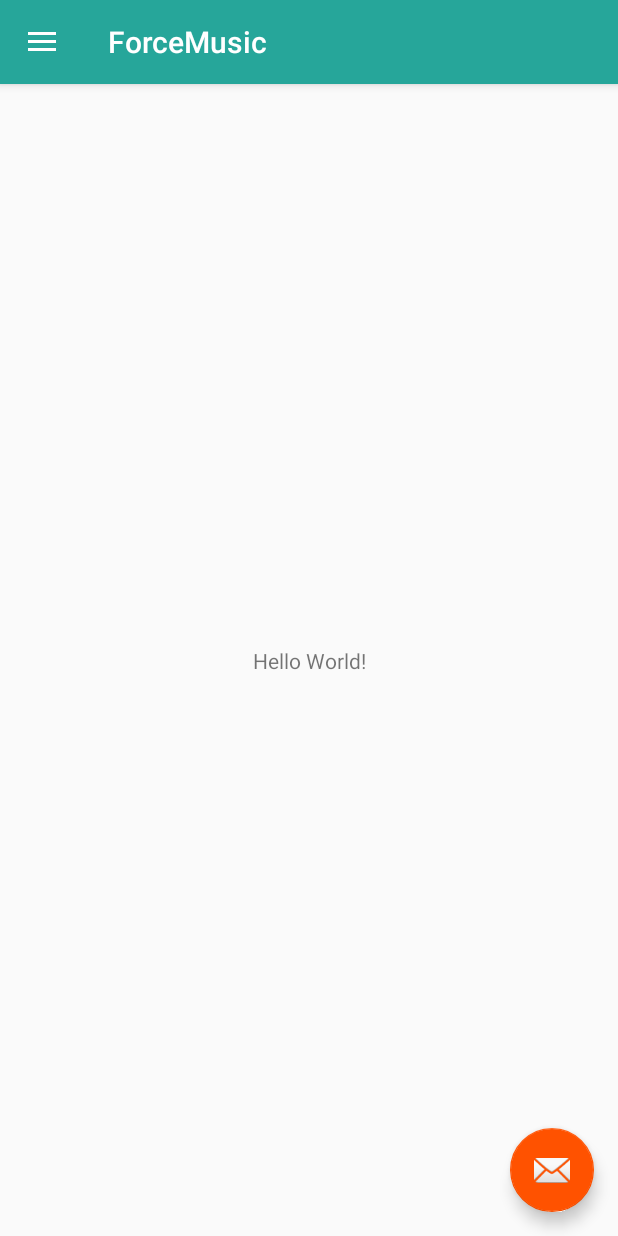
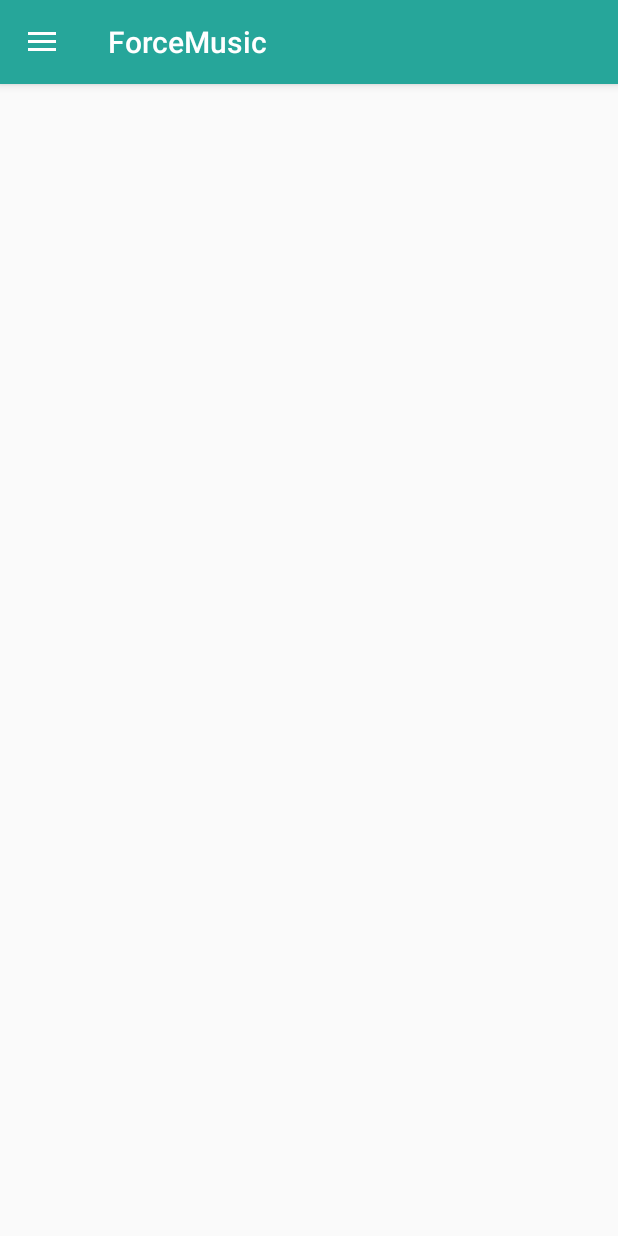
Before and after one commit to brunosouza97/permutas-topicos-si, an Android app: the screen it shows after launch (MainActivity), on a phone screen of 412 x 824 dp. Run offline under Robolectric (Android 15) with nearby library versions, the phone set to English and light mode, and no system bars; 1 statement that could not run was skipped.

Commit message:
Atualização gerais

```diff
--- a/app-tesi/app/build.gradle
+++ b/app-tesi/app/build.gradle
@@ -4,7 +4,7 @@ apply plugin: 'kotlin-android'
 android {
     compileSdkVersion 27
     defaultConfig {
-        applicationId "com.example.brunosouza.apptesi"
+        applicationId "com.example.brunosouza.forcemusic"
         minSdkVersion 23
         targetSdkVersion 27
         versionCode 1
@@ -26,14 +26,14 @@ dependencies {
     implementation 'com.android.support:support-v4:27.1.1'
     implementation 'com.android.support:design:27.1.1'
     implementation 'com.android.support.constraint:constraint-layout:1.1.0'
-    implementation 'com.android.support:recyclerview-v7:27.0.2'
-    implementation 'com.android.support:cardview-v7:27.0.2'
+    implementation 'com.android.support:recyclerview-v7:27.1.1'
+    implementation 'com.android.support:cardview-v7:27.1.1'
     implementation 'com.google.firebase:firebase-messaging:11.8.0'
     testImplementation 'junit:junit:4.12'
     androidTestImplementation 'com.android.support.test:runner:1.0.2'
     androidTestImplementation 'com.android.support.test.espresso:espresso-core:3.0.2'
     implementation 'com.jakewharton:butterknife:8.0.1'
-    compile "org.jetbrains.kotlin:kotlin-stdlib-jdk7:$kotlin_version"
+    implementation "org.jetbrains.kotlin:kotlin-stdlib-jdk7:$kotlin_version"
 }
 
 apply plugin: 'com.google.gms.google-services'
--- a/app-tesi/app/src/main/res/layout/app_bar_main.xml
+++ b/app-tesi/app/src/main/res/layout/app_bar_main.xml
@@ -22,12 +22,4 @@
 
     <include layout="@layout/content_main" />
 
-    <android.support.design.widget.FloatingActionButton
-        android:id="@+id/fab"
-        android:layout_width="wrap_content"
-        android:layout_height="wrap_content"
-        android:layout_gravity="bottom|end"
-        android:layout_margin="@dimen/fab_margin"
-        app:srcCompat="@android:drawable/ic_dialog_email" />
-
 </android.support.design.widget.CoordinatorLayout>
--- a/app-tesi/app/src/main/res/layout/content_main.xml
+++ b/app-tesi/app/src/main/res/layout/content_main.xml
@@ -8,13 +8,9 @@
     tools:context=".MainActivity"
     tools:showIn="@layout/app_bar_main">
 
-    <TextView
-        android:layout_width="wrap_content"
-        android:layout_height="wrap_content"
-        android:text="Hello World!"
-        app:layout_constraintBottom_toBottomOf="parent"
-        app:layout_constraintLeft_toLeftOf="parent"
-        app:layout_constraintRight_toRightOf="parent"
-        app:layout_constraintTop_toTopOf="parent" />
+    <FrameLayout
+        android:id="@+id/fragment_container"
+        android:layout_height="match_parent"
+        android:layout_width="match_parent" />
 
 </android.support.constraint.ConstraintLayout>
```
